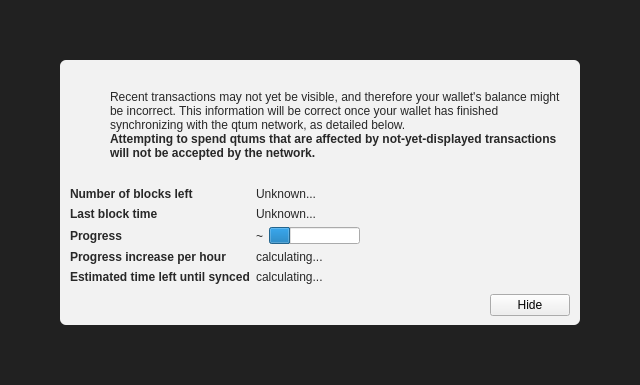
Old version of the form src/qt/forms/modaloverlay.ui in the repository qtumproject/qtum.
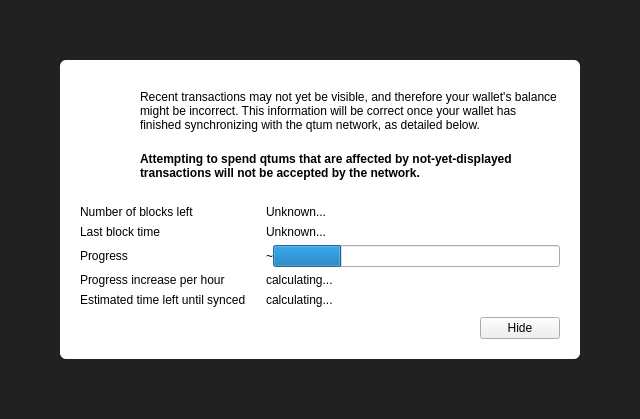
New version of the form. Icons and pictures are not drawn. Custom widgets are drawn as their Qt base class.

Commit message: Update modal overlay GUI

Patch:
```diff
--- a/src/qt/forms/modaloverlay.ui
+++ b/src/qt/forms/modaloverlay.ui
@@ -7,7 +7,7 @@
     <x>0</x>
     <y>0</y>
     <width>640</width>
-    <height>385</height>
+    <height>419</height>
    </rect>
   </property>
   <property name="windowTitle">
@@ -50,36 +50,34 @@
       <item>
        <widget class="QWidget" name="contentWidget" native="true">
         <property name="styleSheet">
-         <string notr="true">#contentWidget { background: rgba(255,255,255,240); border-radius: 6px; }
-
-QLabel { color: rgb(40,40,40);  }</string>
+         <string notr="true">#contentWidget { background: white; border-radius: 6px; }</string>
         </property>
         <layout class="QVBoxLayout" name="verticalLayoutSub" stretch="1,0,0,0">
          <property name="spacing">
           <number>0</number>
          </property>
          <property name="leftMargin">
-          <number>10</number>
+          <number>20</number>
          </property>
          <property name="topMargin">
           <number>10</number>
          </property>
          <property name="rightMargin">
-          <number>10</number>
+          <number>20</number>
          </property>
          <property name="bottomMargin">
-          <number>10</number>
+          <number>20</number>
          </property>
          <item>
           <layout class="QHBoxLayout" name="horizontalLayoutIconText" stretch="0,1">
+           <property name="spacing">
+            <number>20</number>
+           </property>
            <property name="topMargin">
             <number>20</number>
            </property>
            <item>
             <layout class="QVBoxLayout" name="verticalLayoutIcon">
-             <property name="leftMargin">
-              <number>0</number>
-             </property>
              <item>
               <widget class="QPushButton" name="warningIcon">
                <property name="enabled">
@@ -192,10 +190,10 @@
          <item>
           <layout class="QFormLayout" name="formLayout">
            <property name="fieldGrowthPolicy">
-            <enum>QFormLayout::FieldsStayAtSizeHint</enum>
+            <enum>QFormLayout::ExpandingFieldsGrow</enum>
            </property>
            <property name="horizontalSpacing">
-            <number>6</number>
+            <number>20</number>
            </property>
            <property name="verticalSpacing">
             <number>6</number>
@@ -207,8 +205,8 @@
             <widget class="QLabel" name="labelNumberOfBlocksLeft">
              <property name="font">
               <font>
-               <weight>75</weight>
-               <bold>true</bold>
+               <weight>50</weight>
+               <bold>false</bold>
               </font>
              </property>
              <property name="text">
@@ -227,8 +225,8 @@
             <widget class="QLabel" name="labelLastBlockTime">
              <property name="font">
               <font>
-               <weight>75</weight>
-               <bold>true</bold>
+               <weight>50</weight>
+               <bold>false</bold>
               </font>
              </property>
              <property name="text">
@@ -253,8 +251,8 @@
             <widget class="QLabel" name="labelSyncDone">
              <property name="font">
               <font>
-               <weight>75</weight>
-               <bold>true</bold>
+               <weight>50</weight>
+               <bold>false</bold>
               </font>
              </property>
              <property name="text">
@@ -287,8 +285,8 @@
             <widget class="QLabel" name="labelProgressIncrease">
              <property name="font">
               <font>
-               <weight>75</weight>
-               <bold>true</bold>
+               <weight>50</weight>
+               <bold>false</bold>
               </font>
              </property>
              <property name="text">
@@ -307,8 +305,8 @@
             <widget class="QLabel" name="labelEstimatedTimeLeft">
              <property name="font">
               <font>
-               <weight>75</weight>
-               <bold>true</bold>
+               <weight>50</weight>
+               <bold>false</bold>
               </font>
              </property>
              <property name="text">
```
The commit also changes 1 other file.
